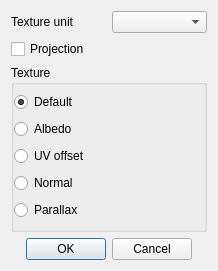
This is new_map_editor/nodes/texturedialog.ui in xaphier/Eternal-Lands as Qt 5 draws it before an edit. The edited form follows.
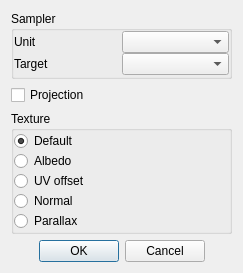
This is the edited form.

```diff
--- a/new_map_editor/nodes/texturedialog.ui
+++ b/new_map_editor/nodes/texturedialog.ui
@@ -6,25 +6,57 @@
    <rect>
     <x>0</x>
     <y>0</y>
-    <width>218</width>
-    <height>271</height>
+    <width>243</width>
+    <height>273</height>
    </rect>
   </property>
   <property name="windowTitle">
    <string>Dialog</string>
   </property>
-  <layout class="QGridLayout" name="gridLayout_2">
-   <item row="0" column="0">
-    <widget class="QLabel" name="label_3">
+  <layout class="QVBoxLayout" name="verticalLayout">
+   <item>
+    <widget class="QGroupBox" name="groupBox_2">
+     <property name="title">
+      <string>Sampler</string>
+     </property>
+     <layout class="QGridLayout" name="gridLayout_2">
+      <property name="margin">
+       <number>0</number>
+      </property>
+      <property name="spacing">
+       <number>0</number>
+      </property>
+      <item row="0" column="0">
+       <widget class="QLabel" name="label_3">
+        <property name="text">
+         <string>Unit</string>
+        </property>
+       </widget>
+      </item>
+      <item row="0" column="1">
+       <widget class="QComboBox" name="texture_unit"/>
+      </item>
+      <item row="1" column="0">
+       <widget class="QLabel" name="label">
+        <property name="text">
+         <string>Target</string>
+        </property>
+       </widget>
+      </item>
+      <item row="1" column="1">
+       <widget class="QComboBox" name="comboBox"/>
+      </item>
+     </layout>
+    </widget>
+   </item>
+   <item>
+    <widget class="QCheckBox" name="projection">
      <property name="text">
-      <string>Texture unit</string>
+      <string>Projection</string>
      </property>
     </widget>
    </item>
-   <item row="0" column="1">
-    <widget class="QComboBox" name="texture_unit"/>
-   </item>
-   <item row="2" column="0" colspan="2">
+   <item>
     <widget class="QGroupBox" name="groupBox">
      <property name="title">
       <string>Texture</string>
@@ -77,7 +109,7 @@
      </layout>
     </widget>
    </item>
-   <item row="3" column="0" colspan="2">
+   <item>
     <widget class="QDialogButtonBox" name="buttonBox">
      <property name="standardButtons">
       <set>QDialogButtonBox::Cancel|QDialogButtonBox::Ok</set>
@@ -87,13 +119,6 @@
      </property>
     </widget>
    </item>
-   <item row="1" column="0" colspan="2">
-    <widget class="QCheckBox" name="projection">
-     <property name="text">
-      <string>Projection</string>
-     </property>
-    </widget>
-   </item>
   </layout>
  </widget>
  <resources/>
```
Left out of the diff: 6 changed lines with no effect on the pictures.
